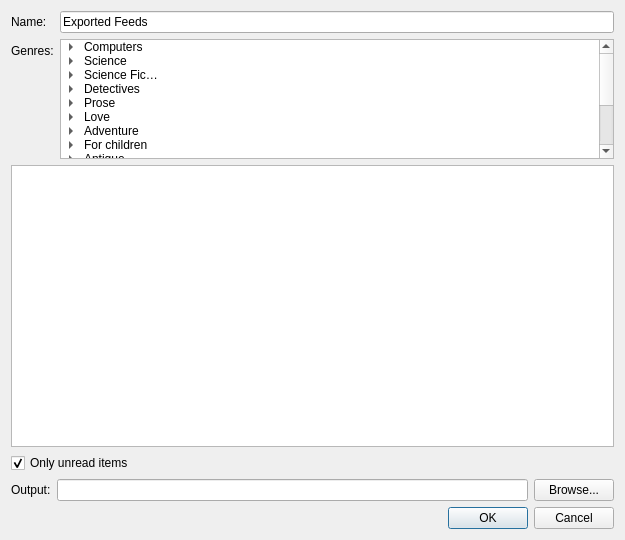
Above: src/plugins/aggregator/export2fb2dialog.ui from 0xd34df00d/leechcraft before the change. Below: the same form after it.
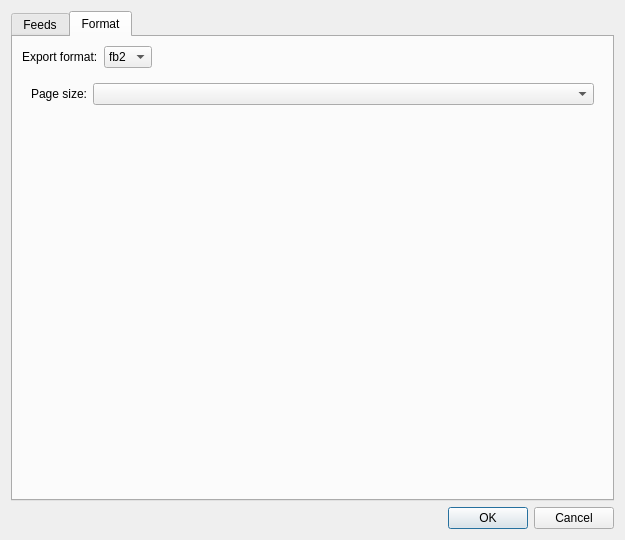
That is the form after the change. The open tabs and pages were chosen to show the change.

Commit message: Aggregator: export to PDF stubs.

Patch:
```diff
--- a/src/plugins/aggregator/export2fb2dialog.ui
+++ b/src/plugins/aggregator/export2fb2dialog.ui
@@ -15,18 +15,136 @@
   </property>
   <layout class="QVBoxLayout" name="verticalLayout">
    <item>
+    <widget class="QTabWidget" name="tabWidget">
+     <property name="currentIndex">
+      <number>1</number>
+     </property>
+     <widget class="QWidget" name="tab">
+      <attribute name="title">
+       <string>Feeds</string>
+      </attribute>
+      <layout class="QVBoxLayout" name="verticalLayout_2">
+       <item>
+        <layout class="QHBoxLayout" name="horizontalLayout_3">
+         <item>
+          <widget class="QLabel" name="label">
+           <property name="text">
+            <string>Name:</string>
+           </property>
+          </widget>
+         </item>
+         <item>
+          <widget class="QLineEdit" name="Name_">
+           <property name="text">
+            <string>Exported Feeds</string>
+           </property>
+          </widget>
+         </item>
+        </layout>
+       </item>
+       <item>
+        <layout class="QHBoxLayout" name="VLayout_">
+         <item>
+          <widget class="QTreeView" name="ChannelsTree_">
+           <property name="selectionMode">
+            <enum>QAbstractItemView::ExtendedSelection</enum>
+           </property>
+           <property name="rootIsDecorated">
+            <bool>false</bool>
+           </property>
+           <property name="itemsExpandable">
+            <bool>false</bool>
+           </property>
+          </widget>
+         </item>
+        </layout>
+       </item>
+       <item>
+        <widget class="QCheckBox" name="UnreadOnly_">
+         <property name="text">
+          <string>Only unread items</string>
+         </property>
+         <property name="checked">
+          <bool>true</bool>
+         </property>
+        </widget>
+       </item>
+       <item>
+        <layout class="QHBoxLayout" name="horizontalLayout_2">
+         <item>
+          <widget class="QLabel" name="label_3">
+           <property name="text">
+            <string>Output:</string>
+           </property>
+          </widget>
+         </item>
+         <item>
+          <widget class="QLineEdit" name="File_"/>
+         </item>
+         <item>
+          <widget class="QPushButton" name="Browse_">
+           <property name="text">
+            <string>Browse...</string>
+           </property>
+          </widget>
+         </item>
+        </layout>
+       </item>
+      </layout>
+     </widget>
+     <widget class="QWidget" name="tab_2">
+      <attribute name="title">
+       <string>Format</string>
+      </attribute>
+      <layout class="QVBoxLayout" name="verticalLayout_3">
+       <item>
+        <layout class="QHBoxLayout" name="horizontalLayout">
+         <item>
+          <widget class="QLabel" name="label_4">
+           <property name="text">
+            <string>Export format:</string>
+           </property>
+          </widget>
+         </item>
+         <item>
+          <widget class="QComboBox" name="ExportFormat_">
+           <item>
+            <property name="text">
+             <string>fb2</string>
+            </property>
+           </item>
+           <item>
+            <property name="text">
+             <string>pdf</string>
+            </property>
+           </item>
+          </widget>
+         </item>
+         <item>
+          <spacer name="horizontalSpacer">
+           <property name="orientation">
+            <enum>Qt::Horizontal</enum>
+           </property>
+           <property name="sizeHint" stdset="0">
+            <size>
+             <width>40</width>
+             <height>20</height>
+            </size>
+           </property>
+          </spacer>
+         </item>
+        </layout>
+       </item>
+       <item>
+        <widget class="QStackedWidget" name="stackedWidget">
+         <widget class="QWidget" name="FB2Page_">
+          <layout class="QVBoxLayout" name="verticalLayout_4">
+           <item>
     <layout class="QFormLayout" name="formLayout">
      <property name="fieldGrowthPolicy">
       <enum>QFormLayout::AllNonFixedFieldsGrow</enum>
      </property>
      <item row="0" column="0">
-      <widget class="QLabel" name="label">
-       <property name="text">
-        <string>Name:</string>
-       </property>
-      </widget>
-     </item>
-     <item row="1" column="0">
       <widget class="QLabel" name="label_2">
        <property name="text">
         <string>Genres:</string>
@@ -34,14 +152,7 @@
       </widget>
      </item>
      <item row="0" column="1">
-      <widget class="QLineEdit" name="Name_">
-       <property name="text">
-        <string>Exported Feeds</string>
-       </property>
-      </widget>
-     </item>
-     <item row="1" column="1">
-      <widget class="QTreeWidget" name="Genres_">
+              <widget class="QTreeWidget" name="FB2Genres_">
        <property name="sizePolicy">
         <sizepolicy hsizetype="Expanding" vsizetype="Fixed">
          <horstretch>0</horstretch>
@@ -1089,53 +1200,27 @@
      </item>
     </layout>
    </item>
-   <item>
-    <layout class="QHBoxLayout" name="VLayout_">
-     <item>
-      <widget class="QTreeView" name="ChannelsTree_">
-       <property name="selectionMode">
-        <enum>QAbstractItemView::ExtendedSelection</enum>
-       </property>
-       <property name="rootIsDecorated">
-        <bool>false</bool>
-       </property>
-       <property name="itemsExpandable">
-        <bool>false</bool>
-       </property>
-      </widget>
-     </item>
-    </layout>
-   </item>
-   <item>
-    <widget class="QCheckBox" name="UnreadOnly_">
-     <property name="text">
-      <string>Only unread items</string>
-     </property>
-     <property name="checked">
-      <bool>true</bool>
-     </property>
-    </widget>
-   </item>
-   <item>
-    <layout class="QHBoxLayout" name="horizontalLayout_2">
-     <item>
-      <widget class="QLabel" name="label_3">
+          </layout>
+         </widget>
+         <widget class="QWidget" name="page_2">
+          <layout class="QFormLayout" name="formLayout_2">
+           <item row="0" column="0">
+            <widget class="QLabel" name="label_5">
        <property name="text">
-        <string>Output:</string>
+              <string>Page size:</string>
        </property>
       </widget>
      </item>
-     <item>
-      <widget class="QLineEdit" name="File_"/>
-     </item>
-     <item>
-      <widget class="QPushButton" name="Browse_">
-       <property name="text">
-        <string>Browse...</string>
-       </property>
-      </widget>
-     </item>
-    </layout>
+           <item row="0" column="1">
+            <widget class="QComboBox" name="comboBox_2"/>
+           </item>
+          </layout>
+         </widget>
+        </widget>
+       </item>
+      </layout>
+     </widget>
+    </widget>
    </item>
    <item>
     <widget class="QDialogButtonBox" name="ButtonBox_">
```
Left out of the diff: 24 changed lines with no effect on the pictures. Lines whose indentation alone changed are shown as unchanged. The commit also changes 2 other files.
